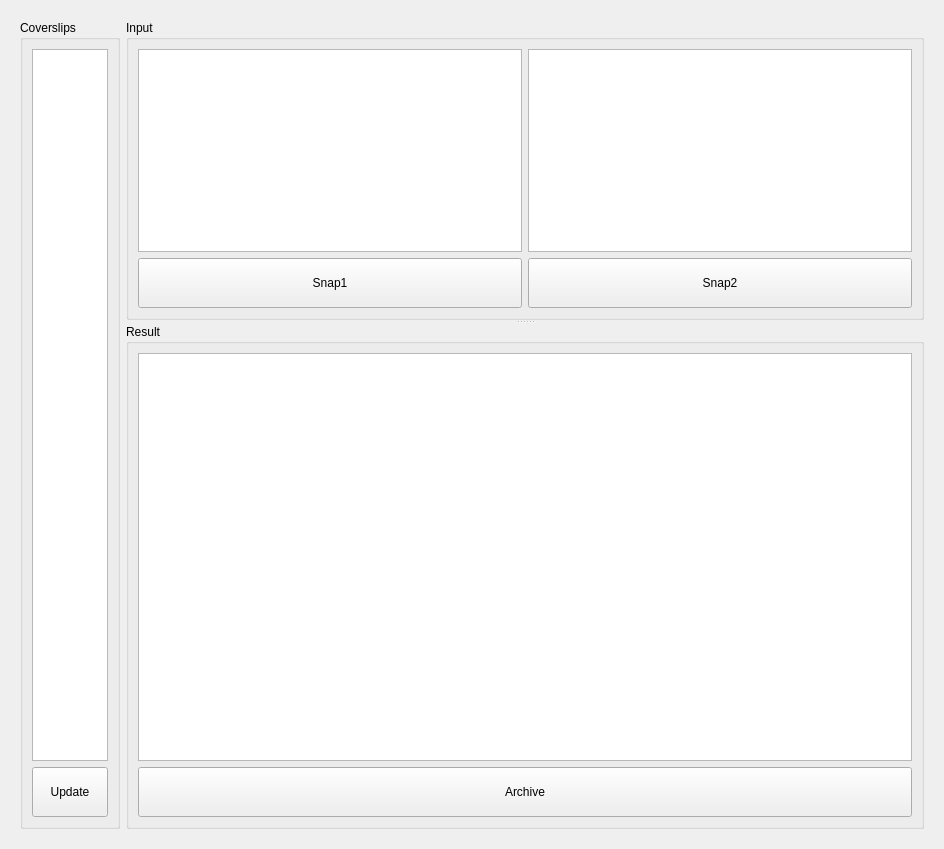
The window that python/coverslipdustassay/csDustAssayUI.ui (TotteKarlsson/ai) describes before a commit, drawn with Qt 5.
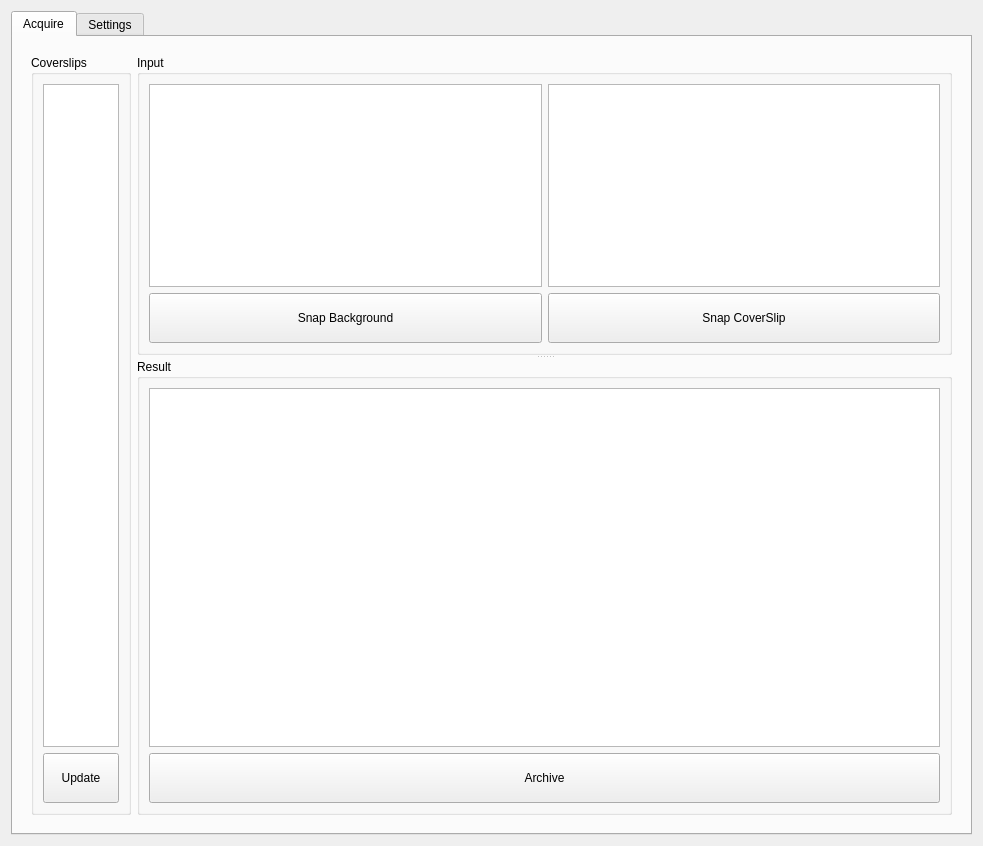
The same window after the commit. Custom widgets are drawn as their Qt base class.

The edit to the form file:
```diff
--- a/python/coverslipdustassay/csDustAssayUI.ui
+++ b/python/coverslipdustassay/csDustAssayUI.ui
@@ -6,8 +6,8 @@
    <rect>
     <x>0</x>
     <y>0</y>
-    <width>944</width>
-    <height>849</height>
+    <width>983</width>
+    <height>846</height>
    </rect>
   </property>
   <property name="windowTitle">
@@ -15,6 +15,16 @@
   </property>
   <layout class="QHBoxLayout" name="horizontalLayout">
    <item>
+    <widget class="QTabWidget" name="tabWidget">
+     <property name="currentIndex">
+      <number>0</number>
+     </property>
+     <widget class="QWidget" name="tab">
+      <attribute name="title">
+       <string>Acquire</string>
+      </attribute>
+      <layout class="QHBoxLayout" name="horizontalLayout_4">
+       <item>
     <widget class="QWidget" name="widget" native="true">
      <layout class="QHBoxLayout" name="horizontalLayout_2">
       <item>
@@ -118,7 +128,7 @@
                </size>
               </property>
               <property name="text">
-               <string>Snap1</string>
+                   <string>Snap Background</string>
               </property>
              </widget>
             </item>
@@ -142,7 +152,7 @@
                </size>
               </property>
               <property name="text">
-               <string>Snap2</string>
+                   <string>Snap CoverSlip</string>
               </property>
              </widget>
             </item>
@@ -189,6 +199,15 @@
        </widget>
       </item>
      </layout>
+        </widget>
+       </item>
+      </layout>
+     </widget>
+     <widget class="QWidget" name="tab_2">
+      <attribute name="title">
+       <string>Settings</string>
+      </attribute>
+     </widget>
     </widget>
    </item>
   </layout>
```
Lines whose indentation alone changed are shown as unchanged.
